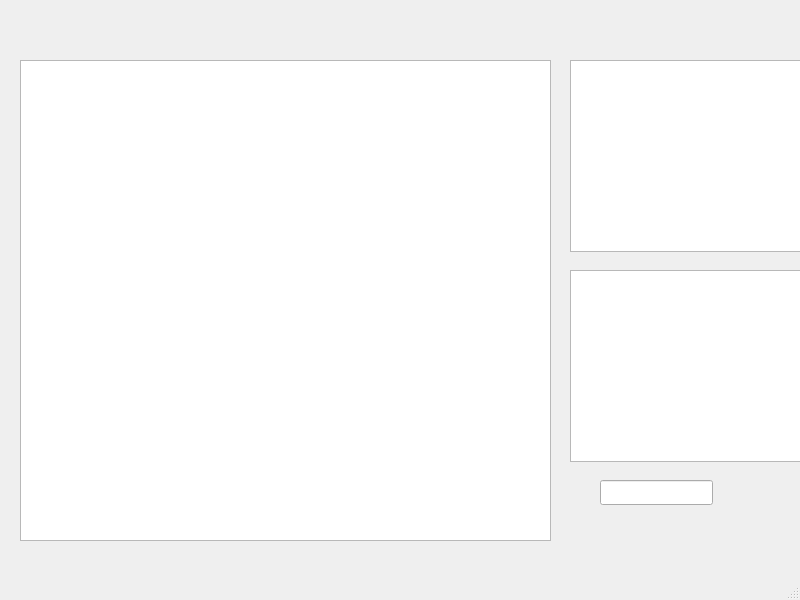
Old version of the form src/mainwindow.ui in the repository zinsmatt/Graph.
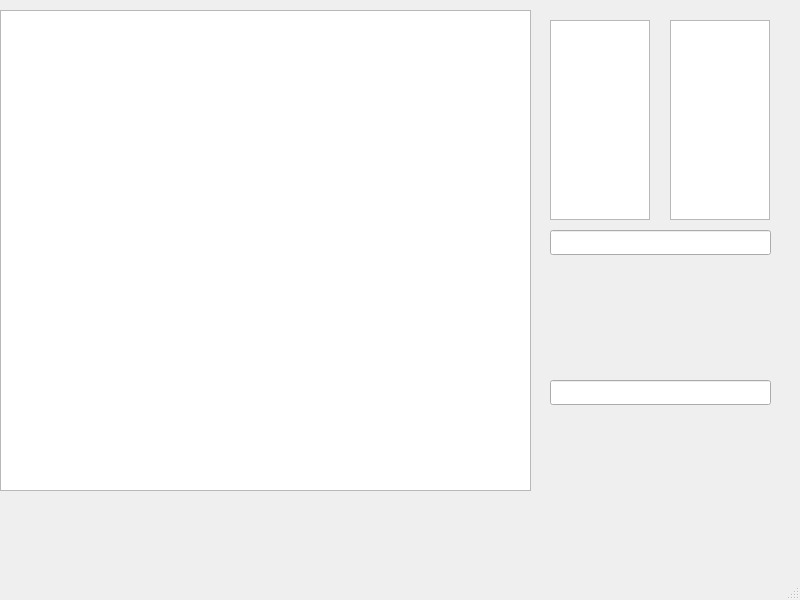
New version of the form.

Commit message: ajout node et edge

Patch:
```diff
--- a/src/mainwindow.ui
+++ b/src/mainwindow.ui
@@ -17,8 +17,8 @@
    <widget class="QGraphicsView" name="graphicsView">
     <property name="geometry">
      <rect>
-      <x>20</x>
-      <y>60</y>
+      <x>0</x>
+      <y>10</y>
       <width>531</width>
       <height>481</height>
      </rect>
@@ -36,29 +36,39 @@
    <widget class="QListWidget" name="nodes">
     <property name="geometry">
      <rect>
-      <x>570</x>
-      <y>60</y>
-      <width>256</width>
-      <height>192</height>
+      <x>550</x>
+      <y>20</y>
+      <width>100</width>
+      <height>200</height>
      </rect>
     </property>
    </widget>
    <widget class="QListWidget" name="edges">
     <property name="geometry">
      <rect>
-      <x>570</x>
-      <y>270</y>
-      <width>256</width>
-      <height>192</height>
+      <x>670</x>
+      <y>20</y>
+      <width>100</width>
+      <height>200</height>
      </rect>
     </property>
    </widget>
    <widget class="QLineEdit" name="edgeInput">
     <property name="geometry">
      <rect>
-      <x>600</x>
-      <y>480</y>
-      <width>113</width>
+      <x>550</x>
+      <y>230</y>
+      <width>221</width>
+      <height>25</height>
+     </rect>
+    </property>
+   </widget>
+   <widget class="QLineEdit" name="nodeInput">
+    <property name="geometry">
+     <rect>
+      <x>550</x>
+      <y>380</y>
+      <width>221</width>
       <height>25</height>
      </rect>
     </property>
```
The commit also changes 5 other files.
